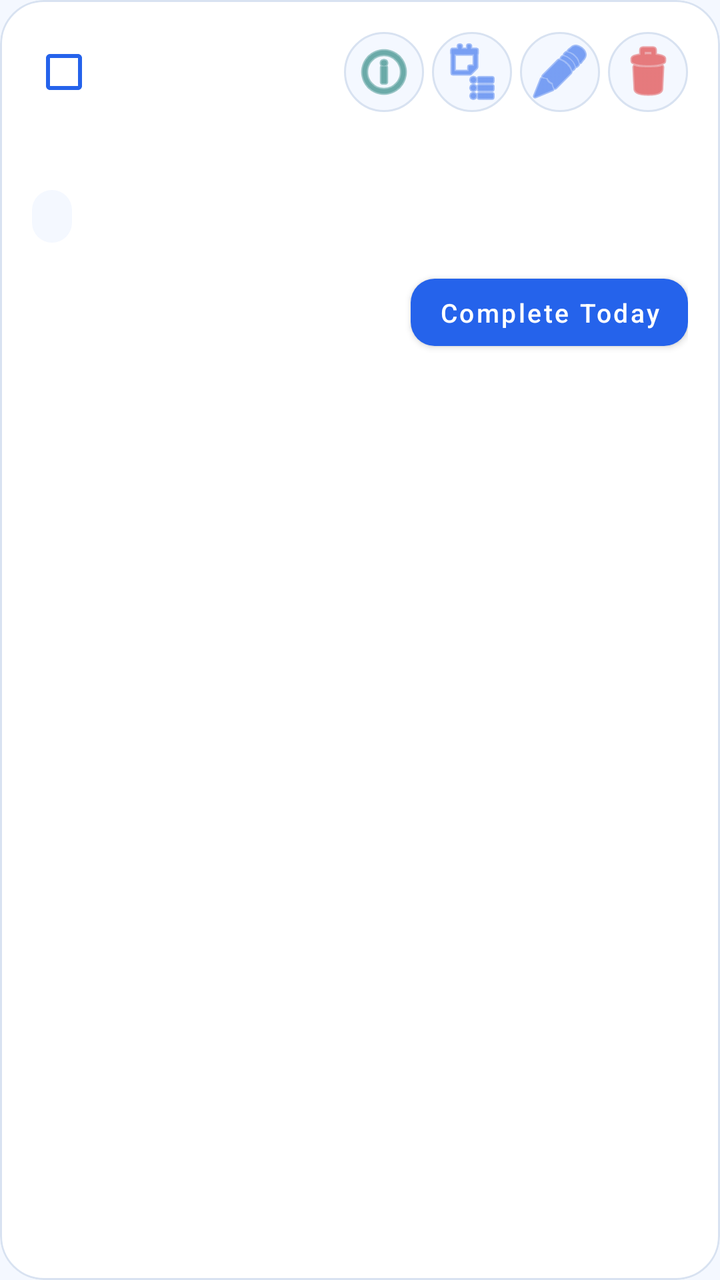
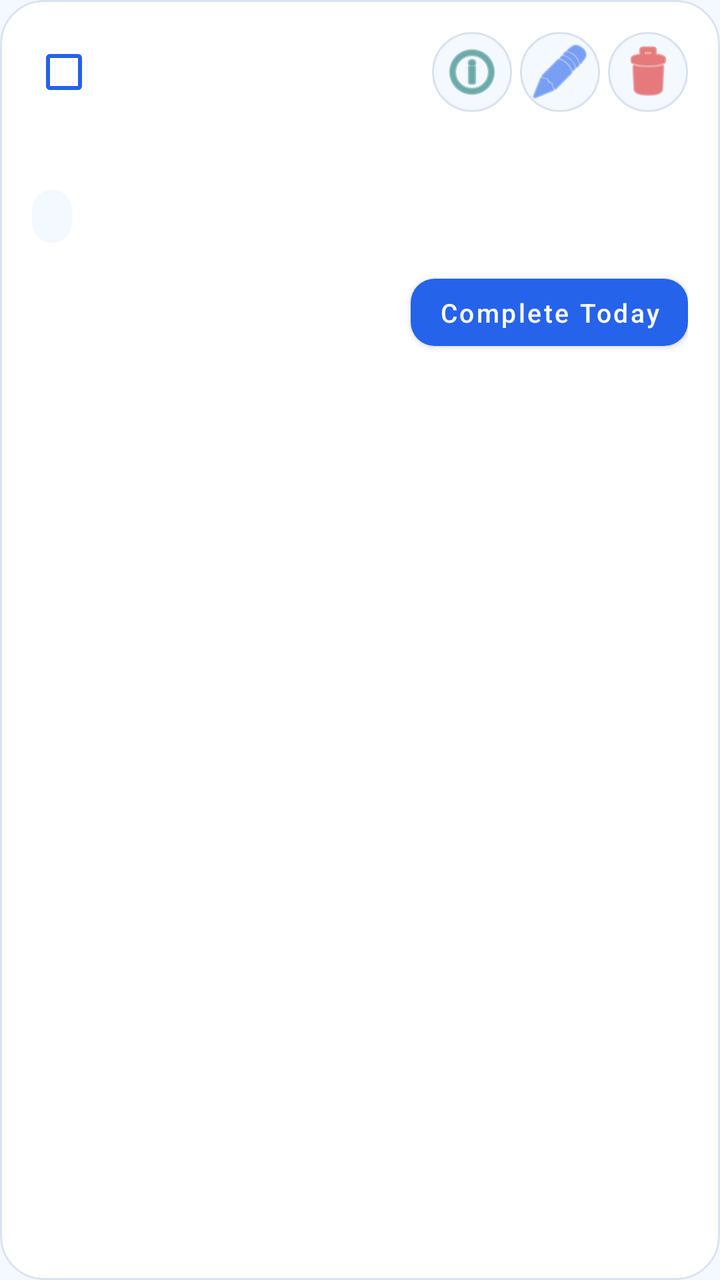

Before-and-after screenshots of an Android layout around one commit, followed by the original layout XML and the change that was made.
<!-- AndroidManifest.xml: application theme Theme.StreakUpHabbitTracker -->
<!-- res/layout/item_habit.xml -->
<?xml version="1.0" encoding="utf-8"?>
<com.google.android.material.card.MaterialCardView xmlns:android="http://schemas.android.com/apk/res/android"
    xmlns:app="http://schemas.android.com/apk/res-auto"
    android:id="@+id/habitCard"
    android:layout_width="match_parent"
    android:layout_height="wrap_content"
    android:layout_marginBottom="12dp"
    app:cardBackgroundColor="@color/surface_card"
    app:cardCornerRadius="22dp"
    app:cardElevation="0dp"
    app:strokeColor="@color/stroke_soft"
    app:strokeWidth="1dp">

    <LinearLayout
        android:layout_width="match_parent"
        android:layout_height="wrap_content"
        android:orientation="vertical"
        android:padding="16dp">

        <LinearLayout
            android:layout_width="match_parent"
            android:layout_height="wrap_content"
            android:gravity="center_vertical"
            android:orientation="horizontal">

            <CheckBox
                android:id="@+id/selectHabitCheckbox"
                android:layout_width="wrap_content"
                android:layout_height="wrap_content"
                android:layout_marginEnd="8dp"
                android:buttonTint="@color/brand_primary"
                android:contentDescription="@string/select_habit"
                android:minWidth="0dp"
                android:minHeight="0dp" />

            <TextView
                android:id="@+id/habitTitleText"
                android:layout_width="0dp"
                android:layout_height="wrap_content"
                android:layout_weight="1"
                android:textColor="@color/text_primary"
                android:textSize="19sp"
                android:textStyle="bold" />

            <ImageButton
                android:id="@+id/insightHabitButton"
                android:layout_width="40dp"
                android:layout_height="40dp"
                android:layout_marginEnd="4dp"
                android:background="@drawable/bg_habit_icon_button"
                android:contentDescription="Get Insight"
                android:padding="9dp"
                android:src="@android:drawable/ic_menu_info_details"
                android:tint="@color/brand_secondary" />

            <ImageButton
                android:id="@+id/dailyNoteHabitButton"
                android:layout_width="40dp"
                android:layout_height="40dp"
                android:layout_marginEnd="4dp"
                android:background="@drawable/bg_habit_icon_button"
                android:contentDescription="Daily Note"
                android:padding="9dp"
                android:src="@android:drawable/ic_menu_agenda"
                android:tint="@color/brand_primary" />

            <ImageButton
                android:id="@+id/editHabitButton"
                android:layout_width="40dp"
                android:layout_height="40dp"
                android:layout_marginEnd="4dp"
                android:background="@drawable/bg_habit_icon_button"
                android:contentDescription="@string/edit_habit_title"
                android:padding="9dp"
                android:src="@android:drawable/ic_menu_edit"
                android:tint="@color/brand_primary" />

            <ImageButton
                android:id="@+id/deleteHabitButton"
                android:layout_width="40dp"
                android:layout_height="40dp"
                android:background="@drawable/bg_habit_icon_button"
                android:contentDescription="@string/action_delete"
                android:padding="9dp"
                android:src="@android:drawable/ic_menu_delete"
                android:tint="@color/danger" />
        </LinearLayout>

        <TextView
            android:id="@+id/habitNoteText"
            android:layout_width="match_parent"
            android:layout_height="wrap_content"
            android:layout_marginTop="8dp"
            android:lineSpacingExtra="2dp"
            android:textColor="@color/text_secondary"
            android:textSize="14sp" />

        <TextView
            android:id="@+id/habitStatusText"
            android:layout_width="wrap_content"
            android:layout_height="wrap_content"
            android:layout_marginTop="12dp"
            android:background="@drawable/bg_habit_status_chip"
            android:paddingStart="10dp"
            android:paddingTop="5dp"
            android:paddingEnd="10dp"
            android:paddingBottom="5dp"
            android:textColor="@color/brand_primary_dark"
            android:textSize="12sp"
            android:textStyle="bold" />

        <LinearLayout
            android:layout_width="match_parent"
            android:layout_height="wrap_content"
            android:layout_marginTop="12dp"
            android:gravity="center_vertical"
            android:orientation="horizontal">

            <TextView
                android:id="@+id/habitStreakText"
                android:layout_width="0dp"
                android:layout_height="wrap_content"
                android:layout_weight="1"
                android:textColor="@color/brand_secondary"
                android:textSize="12sp"
                android:textAllCaps="true"
                android:textStyle="bold" />

            <LinearLayout
                android:id="@+id/flexibleProgressLayout"
                android:layout_width="wrap_content"
                android:layout_height="wrap_content"
                android:gravity="center_vertical"
                android:orientation="horizontal"
                android:visibility="gone">

                <com.google.android.material.button.MaterialButton
                    android:id="@+id/decrementHabitButton"
                    android:layout_width="32dp"
                    android:layout_height="32dp"
                    android:minWidth="0dp"
                    android:minHeight="0dp"
                    android:padding="0dp"
                    android:text="-"
                    android:textSize="16sp"
                    app:cornerRadius="8dp"
                    app:backgroundTint="@color/surface_card_alt"
                    app:strokeColor="@color/stroke_soft"
                    app:strokeWidth="1dp"
                    android:textColor="@color/text_primary"/>

                <TextView
                    android:id="@+id/flexibleProgressText"
                    android:layout_width="wrap_content"
                    android:layout_height="wrap_content"
                    android:layout_marginStart="12dp"
                    android:layout_marginEnd="12dp"
                    android:gravity="center"
                    android:textColor="@color/text_primary"
                    android:textSize="13sp"
                    android:textStyle="bold" />

                <com.google.android.material.button.MaterialButton
                    android:id="@+id/incrementHabitButton"
                    android:layout_width="32dp"
                    android:layout_height="32dp"
                    android:minWidth="0dp"
                    android:minHeight="0dp"
                    android:padding="0dp"
                    android:text="+"
                    android:textSize="16sp"
                    app:cornerRadius="8dp"
                    app:backgroundTint="@color/surface_card_alt"
                    app:strokeColor="@color/stroke_soft"
                    app:strokeWidth="1dp"
                    android:textColor="@color/text_primary"/>
            </LinearLayout>

            <com.google.android.material.button.MaterialButton
                android:id="@+id/completeHabitButton"
                android:layout_width="wrap_content"
                android:layout_height="wrap_content"
                android:minWidth="0dp"
                android:minHeight="0dp"
                android:paddingStart="14dp"
                android:paddingTop="8dp"
                android:paddingEnd="14dp"
                android:paddingBottom="8dp"
                android:text="@string/complete_today"
                android:textAllCaps="false"
                android:textColor="@color/white"
                android:textSize="13sp"
                app:backgroundTint="@color/brand_primary"
                app:cornerRadius="12dp"
                app:iconPadding="0dp" />
        </LinearLayout>
    </LinearLayout>

</com.google.android.material.card.MaterialCardView>
<!-- resources referenced by this layout -->
<resources>
  <color name="brand_primary">#2563EB</color>
  <color name="brand_primary_dark">#1D4ED8</color>
  <color name="brand_secondary">#0F766E</color>
  <color name="danger">#DC2626</color>
  <color name="stroke_soft">#D8E2F1</color>
  <color name="surface_card">#FFFFFFFF</color>
  <color name="surface_card_alt">#F8FAFC</color>
  <color name="text_primary">#0F172A</color>
  <color name="text_secondary">#475569</color>
  <color name="white">#FFFFFFFF</color>
  <!-- drawable bg_habit_icon_button (drawable) -->
  <?xml version="1.0" encoding="utf-8"?>
  <ripple xmlns:android="http://schemas.android.com/apk/res/android"
      android:color="#1A2563EB">
      <item>
          <shape android:shape="oval">
              <solid android:color="@color/surface_app" />
              <stroke
                  android:width="1dp"
                  android:color="@color/stroke_soft" />
          </shape>
      </item>
  </ripple>
  <!-- drawable bg_habit_status_chip (drawable) -->
  <?xml version="1.0" encoding="utf-8"?>
  <shape xmlns:android="http://schemas.android.com/apk/res/android"
      android:shape="rectangle">
      <solid android:color="@color/surface_app" />
      <corners android:radius="999dp" />
  </shape>
  <string name="action_delete">Delete</string>
  <string name="complete_today">Complete Today</string>
  <string name="edit_habit_title">Edit Habit</string>
  <string name="select_habit">Select habit</string>
  <style name="Theme.StreakUpHabbitTracker" parent="Theme.MaterialComponents.DayNight.NoActionBar">
          <item name="colorPrimary">@color/brand_primary</item>
          <item name="colorPrimaryVariant">@color/brand_primary_dark</item>
          <item name="colorOnPrimary">@color/white</item>
          <item name="colorSecondary">@color/brand_secondary</item>
          <item name="colorSecondaryVariant">@color/brand_secondary</item>
          <item name="colorOnSecondary">@color/white</item>
          <item name="android:statusBarColor">@color/surface_app</item>
          <item name="android:windowLightStatusBar">true</item>
          <item name="android:navigationBarColor">@color/surface_card</item>
          <item name="android:windowLightNavigationBar">true</item>
          <item name="android:windowBackground">@color/surface_app</item>
      </style>
  <color name="surface_app">#F4F8FF</color>
</resources>

<!-- the commit's change to res/layout/item_habit.xml (unified diff, before → after) -->
@@ -52,17 +52,6 @@
                 android:padding="9dp"
                 android:src="@android:drawable/ic_menu_info_details"
                 android:tint="@color/brand_secondary" />
-
-            <ImageButton
-                android:id="@+id/dailyNoteHabitButton"
-                android:layout_width="40dp"
-                android:layout_height="40dp"
-                android:layout_marginEnd="4dp"
-                android:background="@drawable/bg_habit_icon_button"
-                android:contentDescription="Daily Note"
-                android:padding="9dp"
-                android:src="@android:drawable/ic_menu_agenda"
-                android:tint="@color/brand_primary" />
 
             <ImageButton
                 android:id="@+id/editHabitButton"
